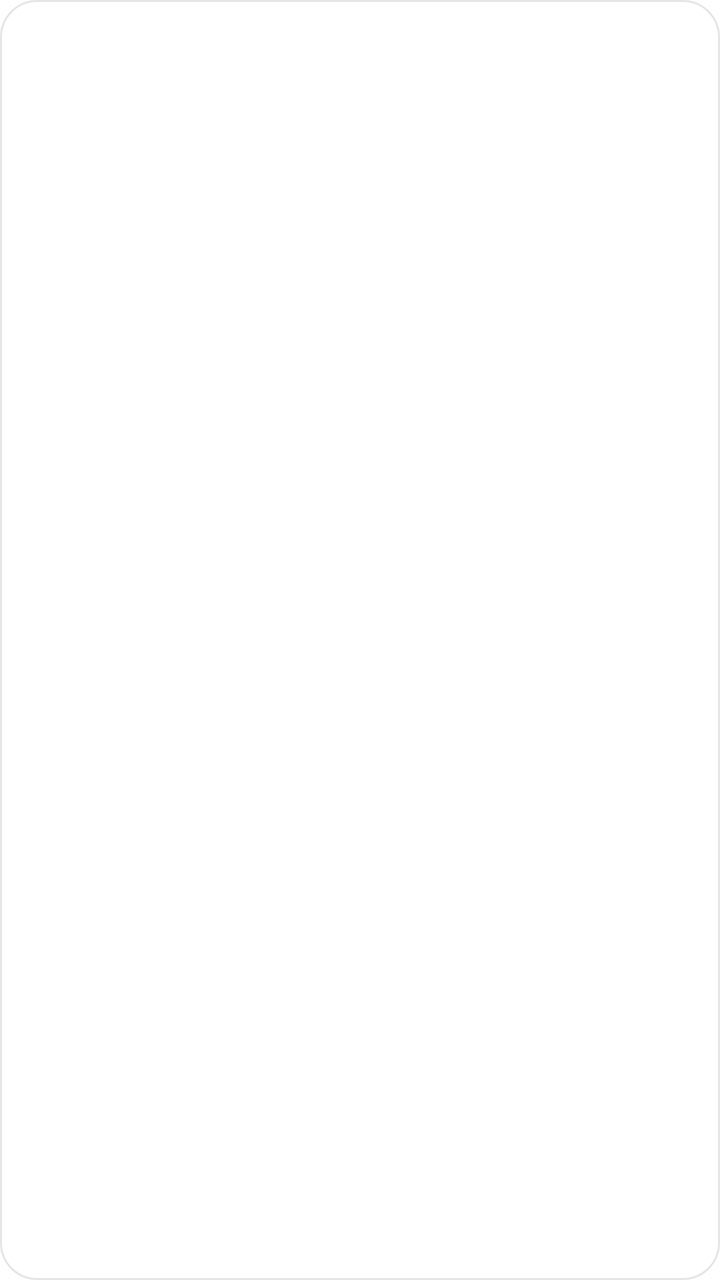
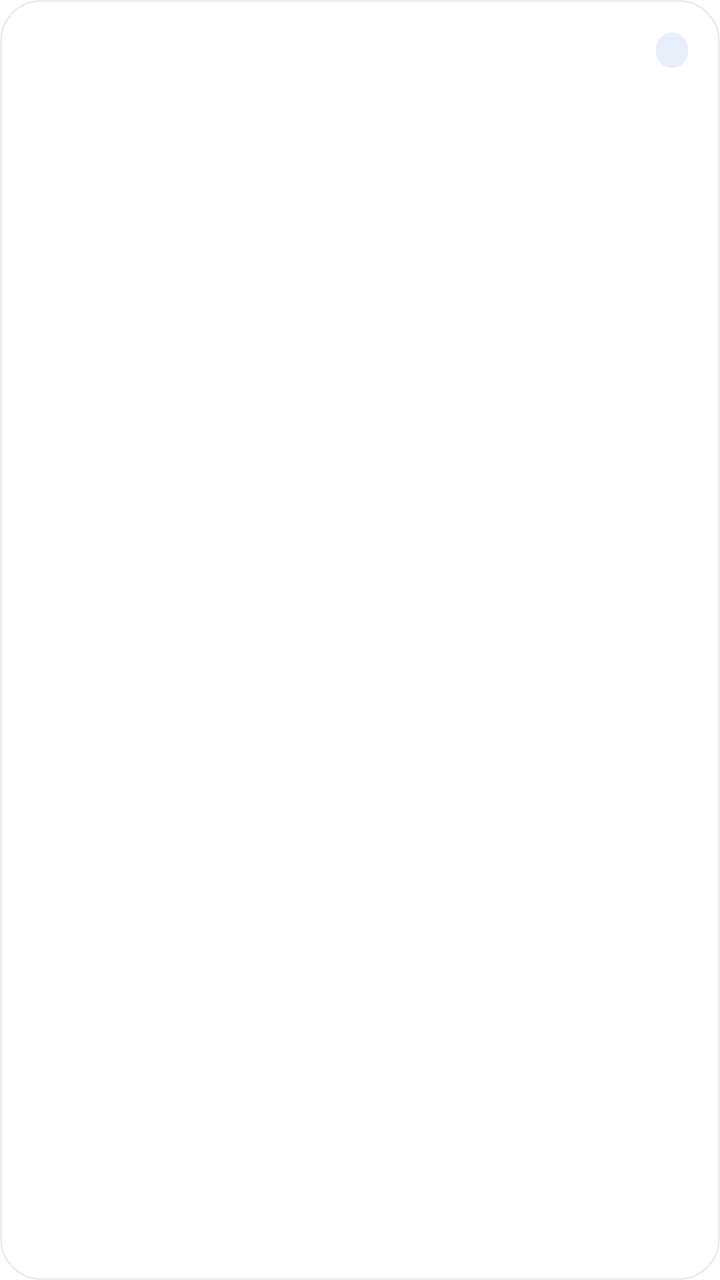

Two renders of the same Android screen: before a commit and after it. Below are the layout's source before the change and the commit's diff.
<!-- AndroidManifest.xml: fallback theme Theme.MaterialComponents.DayNight.NoActionBar -->
<!-- res/layout/widget_huajuan_ai_shortcut.xml -->
<?xml version="1.0" encoding="utf-8"?>
<LinearLayout xmlns:android="http://schemas.android.com/apk/res/android"
    android:id="@+id/widget_ai_root"
    android:layout_width="match_parent"
    android:layout_height="match_parent"
    android:background="@drawable/widget_card_background"
    android:gravity="center_vertical"
    android:orientation="vertical">

    <TextView
        android:id="@+id/widget_ai_title"
        android:layout_width="match_parent"
        android:layout_height="wrap_content"
        android:textColor="@color/widget_text_primary"
        android:textSize="18sp"
        android:textStyle="bold" />

    <TextView
        android:id="@+id/widget_ai_subtitle"
        android:layout_width="match_parent"
        android:layout_height="wrap_content"
        android:layout_marginTop="6dp"
        android:textColor="@color/widget_text_secondary"
        android:textSize="13sp" />
</LinearLayout>
<!-- resources referenced by this layout -->
<resources>
  <color name="widget_text_primary">#DE000000</color>
  <color name="widget_text_secondary">#8A000000</color>
  <!-- drawable widget_card_background (drawable) -->
  <?xml version="1.0" encoding="utf-8"?>
  <shape xmlns:android="http://schemas.android.com/apk/res/android" android:shape="rectangle">
      <solid android:color="#FFFFFFFF" />
      <corners android:radius="18dp" />
      <stroke
          android:width="1dp"
          android:color="#1A000000" />
      <padding
          android:left="14dp"
          android:top="14dp"
          android:right="14dp"
          android:bottom="14dp" />
  </shape>
</resources>

<!-- the commit's change to res/layout/widget_huajuan_ai_shortcut.xml (unified diff, before → after) -->
@@ -4,22 +4,47 @@
     android:layout_width="match_parent"
     android:layout_height="match_parent"
     android:background="@drawable/widget_card_background"
-    android:gravity="center_vertical"
     android:orientation="vertical">
 
-    <TextView
-        android:id="@+id/widget_ai_title"
+    <LinearLayout
         android:layout_width="match_parent"
         android:layout_height="wrap_content"
-        android:textColor="@color/widget_text_primary"
-        android:textSize="18sp"
-        android:textStyle="bold" />
+        android:gravity="center_vertical"
+        android:orientation="horizontal">
+
+        <TextView
+            android:id="@+id/widget_ai_title"
+            android:layout_width="0dp"
+            android:layout_height="wrap_content"
+            android:layout_weight="1"
+            android:ellipsize="end"
+            android:maxLines="1"
+            android:textColor="@color/widget_text_primary"
+            android:textSize="17sp"
+            android:textStyle="bold" />
+
+        <TextView
+            android:id="@+id/widget_ai_accent"
+            android:layout_width="wrap_content"
+            android:layout_height="wrap_content"
+            android:layout_marginStart="8dp"
+            android:background="@drawable/widget_badge_background"
+            android:paddingLeft="8dp"
+            android:paddingTop="2dp"
+            android:paddingRight="8dp"
+            android:paddingBottom="2dp"
+            android:textColor="@color/widget_badge_text"
+            android:textSize="10sp"
+            android:textStyle="bold" />
+    </LinearLayout>
 
     <TextView
         android:id="@+id/widget_ai_subtitle"
         android:layout_width="match_parent"
         android:layout_height="wrap_content"
-        android:layout_marginTop="6dp"
+        android:layout_marginTop="8dp"
+        android:ellipsize="end"
+        android:maxLines="2"
         android:textColor="@color/widget_text_secondary"
         android:textSize="13sp" />
 </LinearLayout>
<!-- resource entries referenced after the edit -->
@@ -1,20 +1,28 @@
 <!-- resources referenced by this layout -->
 <resources>
+  <color name="widget_badge_text">#FF0046A8</color>
   <color name="widget_text_primary">#DE000000</color>
   <color name="widget_text_secondary">#8A000000</color>
+  <!-- drawable widget_badge_background (drawable) -->
+  <?xml version="1.0" encoding="utf-8"?>
+  <shape xmlns:android="http://schemas.android.com/apk/res/android" android:shape="rectangle">
+      <solid android:color="@color/widget_badge_bg" />
+      <corners android:radius="999dp" />
+  </shape>
   <!-- drawable widget_card_background (drawable) -->
   <?xml version="1.0" encoding="utf-8"?>
   <shape xmlns:android="http://schemas.android.com/apk/res/android" android:shape="rectangle">
       <solid android:color="#FFFFFFFF" />
-      <corners android:radius="18dp" />
+      <corners android:radius="20dp" />
       <stroke
           android:width="1dp"
-          android:color="#1A000000" />
+          android:color="#12000000" />
       <padding
-          android:left="14dp"
+          android:left="16dp"
           android:top="14dp"
-          android:right="14dp"
+          android:right="16dp"
           android:bottom="14dp" />
   </shape>
+  <color name="widget_badge_bg">#1A0B57D0</color>
 </resources>
 
